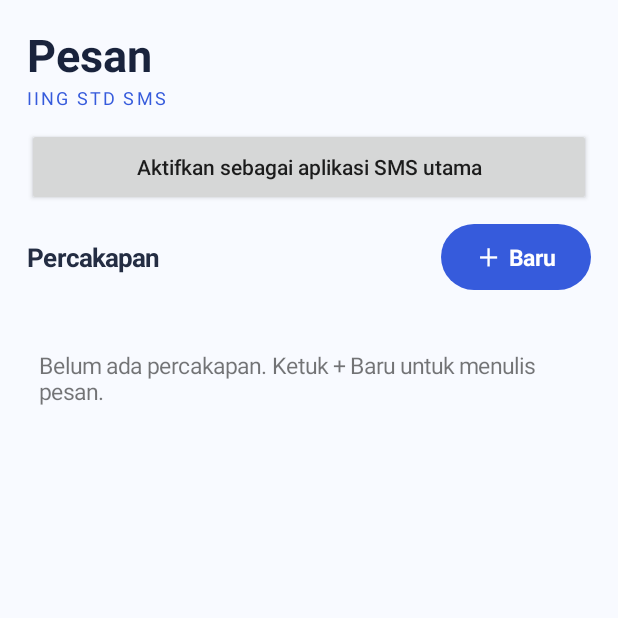
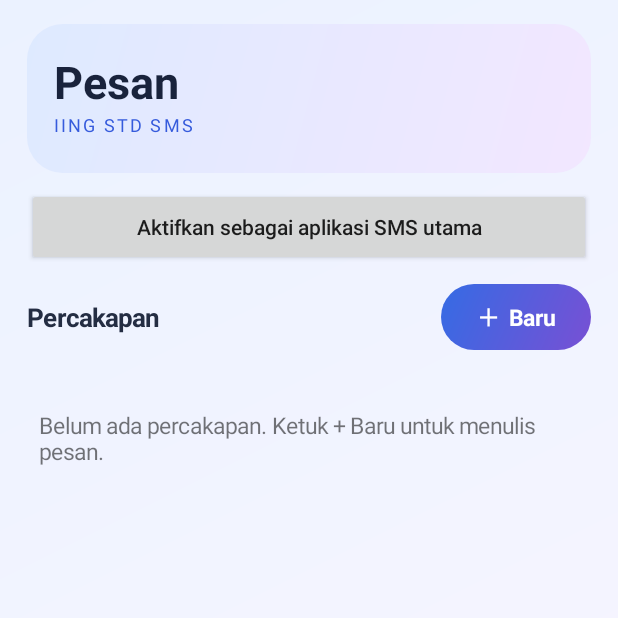
Before and after one commit to stdcrypto-boop/IING-STD-SMS, an Android app: the screen it shows after launch (MainActivity), on a phone screen of 412 x 824 dp, the top half of it. Run offline under Robolectric (Android 15) with nearby library versions, the phone set to English and light mode, and no system bars.

Commit message:
Add elegant pastel gradient backgrounds to SMS inbox

```diff
--- a/app/src/main/java/com/iingstd/sms/MainActivity.kt
+++ b/app/src/main/java/com/iingstd/sms/MainActivity.kt
@@ -25,6 +25,7 @@ class MainActivity : Activity() {
     private fun rounded(color: Int, radius: Int) = GradientDrawable().apply {
         setColor(color); cornerRadius = dp(radius).toFloat()
     }
+    private fun gradient(top: Int, bottom: Int, radius: Int = 0) = GradientDrawable(GradientDrawable.Orientation.TL_BR, intArrayOf(top, bottom)).apply { cornerRadius = dp(radius).toFloat() }
     private fun isDefaultSms(): Boolean =
         Telephony.Sms.getDefaultSmsPackage(this) == packageName
 
@@ -36,9 +37,13 @@ class MainActivity : Activity() {
         val root = LinearLayout(this).apply {
             orientation = LinearLayout.VERTICAL
             setPadding(dp(18), dp(16), dp(18), dp(12))
-            setBackgroundColor(Color.rgb(248, 250, 255))
+            background = gradient(Color.rgb(235, 242, 255), Color.rgb(251, 246, 255))
         }
-        val header = LinearLayout(this).apply { orientation = LinearLayout.VERTICAL }
+        val header = LinearLayout(this).apply {
+            orientation = LinearLayout.VERTICAL
+            setPadding(dp(18), dp(18), dp(18), dp(12))
+            background = gradient(Color.rgb(222, 234, 255), Color.rgb(242, 231, 255), 24)
+        }
         header.addView(TextView(this).apply {
             text = "Pesan"; textSize = 30f; setTextColor(Color.rgb(25, 35, 60))
             setTypeface(null, Typeface.BOLD)
@@ -47,7 +52,7 @@ class MainActivity : Activity() {
             text = "IING STD SMS"; textSize = 12f; setTextColor(blue)
             letterSpacing = .12f; setPadding(0, 0, 0, dp(12))
         })
-        root.addView(header)
+        root.addView(header, LinearLayout.LayoutParams(-1, -2).apply { bottomMargin = dp(10) })
         defaultButton = Button(this).apply {
             text = "Aktifkan sebagai aplikasi SMS utama"
             isAllCaps = false
@@ -67,7 +72,7 @@ class MainActivity : Activity() {
             text = "＋  Baru"; textSize = 15f
             setTextColor(Color.WHITE); gravity = Gravity.CENTER
             setTypeface(null, Typeface.BOLD)
-            background = rounded(blue, 22)
+            background = gradient(Color.rgb(53, 107, 228), Color.rgb(120, 80, 212), 22)
             setOnClickListener { startActivity(Intent(this@MainActivity, ComposeActivity::class.java)) }
         }, LinearLayout.LayoutParams(dp(100), dp(44)))
         root.addView(section)
@@ -154,7 +159,7 @@ class MainActivity : Activity() {
         val row = LinearLayout(this).apply {
             gravity = Gravity.CENTER_VERTICAL
             setPadding(dp(12), dp(14), dp(12), dp(14))
-            background = rounded(if (unread) Color.rgb(228, 238, 255) else Color.WHITE, 18)
+            background = if (unread) gradient(Color.rgb(205, 225, 255), Color.rgb(233, 224, 255), 18) else gradient(Color.WHITE, Color.rgb(249, 248, 255), 18)
             setOnClickListener {
                 startActivity(Intent(this@MainActivity, ComposeActivity::class.java).putExtra("address", address))
             }
```
